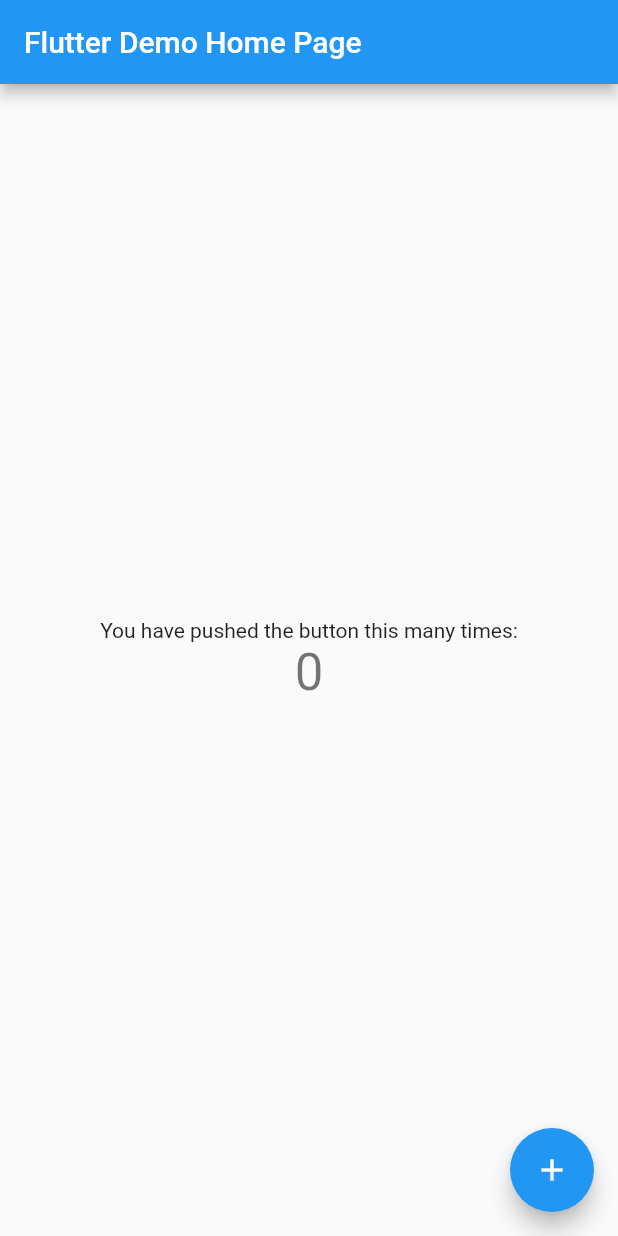
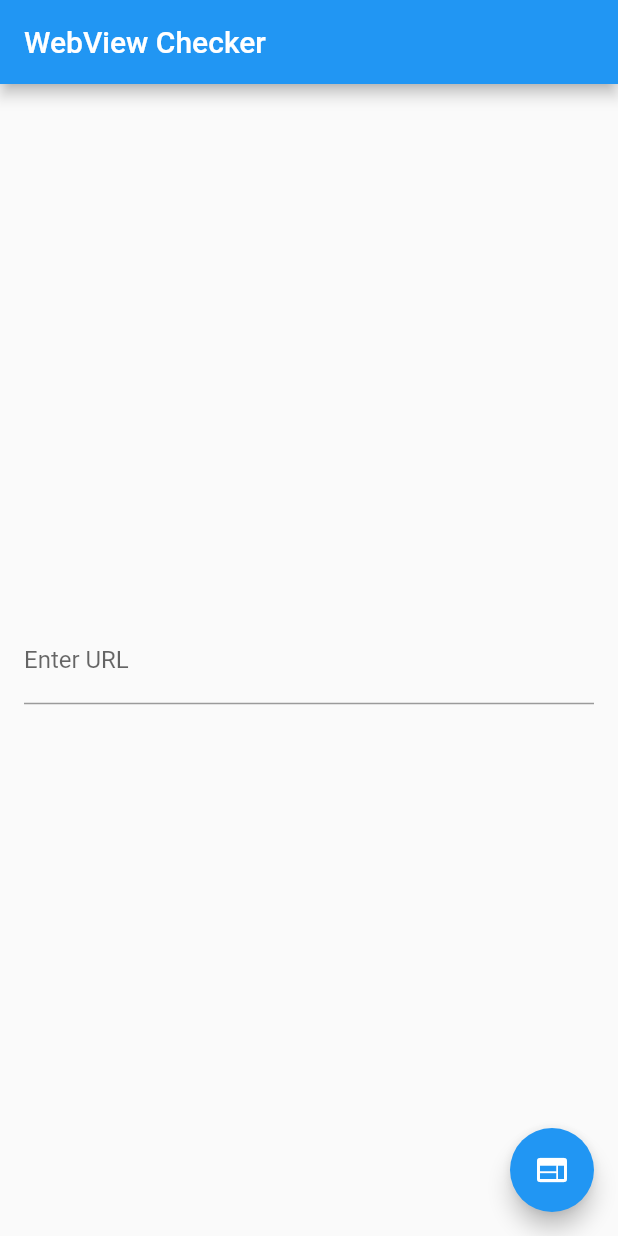
Before and after one commit to koji-1009/webview_checker, a Flutter app: the screen it shows after launch, on a phone screen of 412 x 824 dp. Run offline on Flutter 3.47's test engine with Material 2 defaults, Android fonts, the phone set to English and light mode, and no system bars.

Commit message:
Add enter url form

```diff
--- a/lib/main.dart
+++ b/lib/main.dart
@@ -1,14 +1,15 @@
 import 'package:flutter/material.dart';
+import 'package:webview_checker/webview.dart';
 
-void main() => runApp(new MyApp());
+void main() => runApp(MyApp());
 
 class MyApp extends StatelessWidget {
   // This widget is the root of your application.
   @override
   Widget build(BuildContext context) {
-    return new MaterialApp(
-      title: 'Flutter Demo',
-      theme: new ThemeData(
+    return MaterialApp(
+      title: 'WebView Checker',
+      theme: ThemeData(
         // This is the theme of your application.
         //
         // Try running your application with "flutter run". You'll see the
@@ -19,7 +20,7 @@
         // counter didn't reset back to zero; the application is not restarted.
         primarySwatch: Colors.blue,
       ),
-      home: new MyHomePage(title: 'Flutter Demo Home Page'),
+      home: MyHomePage(title: 'WebView Checker'),
     );
   }
 }
@@ -39,21 +40,16 @@
   final String title;
 
   @override
-  _MyHomePageState createState() => new _MyHomePageState();
+  _MyHomePageState createState() => _MyHomePageState();
 }
 
 class _MyHomePageState extends State<MyHomePage> {
-  int _counter = 0;
-
-  void _incrementCounter() {
-    setState(() {
-      // This call to setState tells the Flutter framework that something has
-      // changed in this State, which causes it to rerun the build method below
-      // so that the display can reflect the updated values. If we changed
-      // _counter without calling setState(), then the build method would not be
-      // called again, and so nothing would appear to happen.
-      _counter++;
-    });
+  void _showWebView() {
+    Navigator.push(
+        context,
+        MaterialPageRoute<Null>(
+            settings: const RouteSettings(name: "/detail"),
+            builder: (BuildContext context) => WebView("test")));
   }
 
   @override
@@ -64,16 +60,18 @@
     // The Flutter framework has been optimized to make rerunning build methods
     // fast, so that you can just rebuild anything that needs updating rather
     // than having to individually change instances of widgets.
-    return new Scaffold(
-      appBar: new AppBar(
+    return Scaffold(
+      appBar: AppBar(
         // Here we take the value from the MyHomePage object that was created by
         // the App.build method, and use it to set our appbar title.
-        title: new Text(widget.title),
+        title: Text(widget.title),
       ),
-      body: new Center(
+      body: Center(
         // Center is a layout widget. It takes a single child and positions it
         // in the middle of the parent.
-        child: new Column(
+        child: Container(
+          margin: const EdgeInsets.only(left: 16.0, right: 16.0),
+          child: Column(
             // Column is also layout widget. It takes a list of children and
             // arranges them vertically. By default, it sizes itself to fit its
             // children horizontally, and tries to be as tall as its parent.
@@ -89,20 +87,19 @@
             // horizontal).
             mainAxisAlignment: MainAxisAlignment.center,
             children: <Widget>[
-            new Text(
-              'You have pushed the button this many times:',
-            ),
-            new Text(
-              '$_counter',
-              style: Theme.of(context).textTheme.display1,
+              TextFormField(
+                maxLines: 1,
+                keyboardType: TextInputType.url,
+                decoration: InputDecoration(labelText: 'Enter URL'),
               ),
             ],
           ),
         ),
-      floatingActionButton: new FloatingActionButton(
-        onPressed: _incrementCounter,
-        tooltip: 'Increment',
-        child: new Icon(Icons.add),
+      ),
+      floatingActionButton: FloatingActionButton(
+        onPressed: _showWebView,
+        tooltip: 'Show WebView',
+        child: Icon(Icons.web),
       ), // This trailing comma makes auto-formatting nicer for build methods.
     );
   }
--- /dev/null
+++ b/lib/webview.dart
@@ -0,0 +1,16 @@
+import 'package:flutter/material.dart';
+
+class WebView extends StatelessWidget {
+  final String _url;
+
+  WebView(this._url);
+
+  @override
+  Widget build(BuildContext context) {
+    return Scaffold(
+      appBar: AppBar(
+        title: Text("Web View"),
+      ),
+    );
+  }
+}
```
Lines whose indentation alone changed are shown as unchanged.
